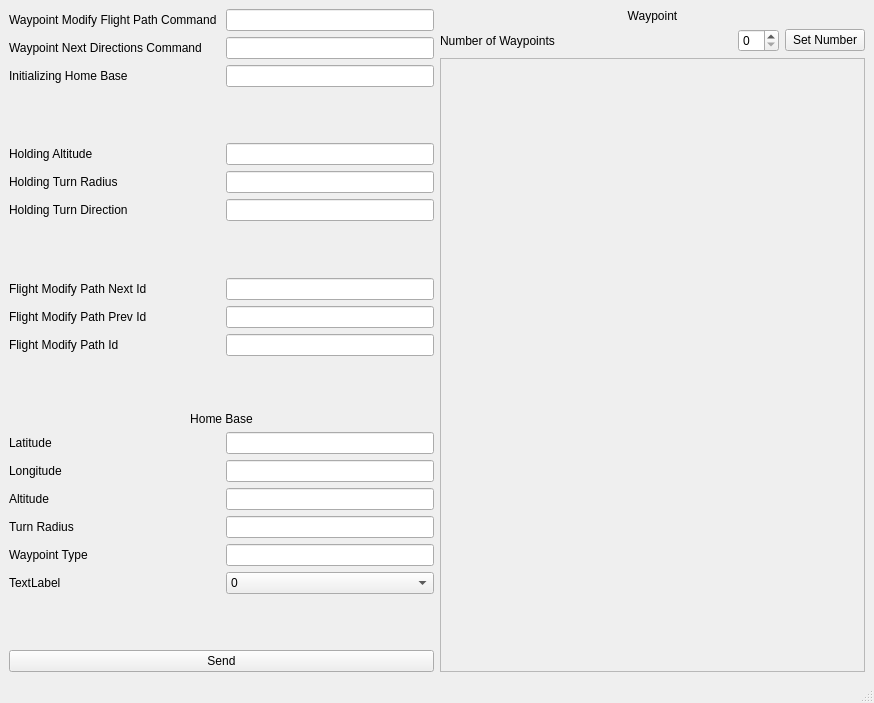
Old version of the form mainwindow.ui in the repository UWARG/Ground-Side-Telemetry.
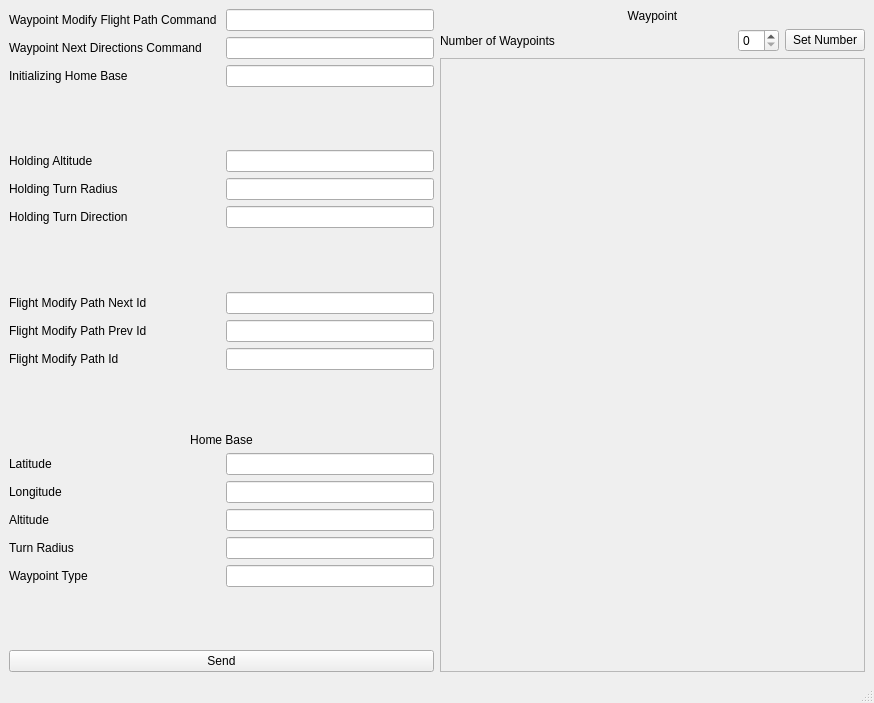
New version of the form.

Commit message: Removed Tests drop down menu

What changed in the file:
```diff
--- a/mainwindow.ui
+++ b/mainwindow.ui
@@ -207,37 +207,6 @@
        <widget class="QLineEdit" name="homeBaseWaypointTypeEdit"/>
       </item>
       <item row="18" column="0">
-       <widget class="QLabel" name="label_18">
-        <property name="text">
-         <string>TextLabel</string>
-        </property>
-       </widget>
-      </item>
-      <item row="18" column="1">
-       <widget class="QComboBox" name="comboBox">
-        <item>
-         <property name="text">
-          <string>0</string>
-         </property>
-        </item>
-        <item>
-         <property name="text">
-          <string>1</string>
-         </property>
-        </item>
-        <item>
-         <property name="text">
-          <string>2</string>
-         </property>
-        </item>
-        <item>
-         <property name="text">
-          <string>3</string>
-         </property>
-        </item>
-       </widget>
-      </item>
-      <item row="19" column="0">
        <spacer name="verticalSpacer_4">
         <property name="orientation">
          <enum>Qt::Vertical</enum>
```
Left out of the diff: 2 changed lines with no effect on the pictures.
